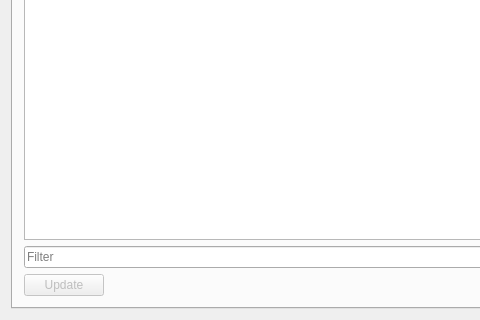
First picture: the form in qt-pods/mainwindow.ui, repository qt-pods/qt-pods, before the edit; both pictures show x 0 to 480 and y 280 to 600 of the 723 by 600 pixel window.
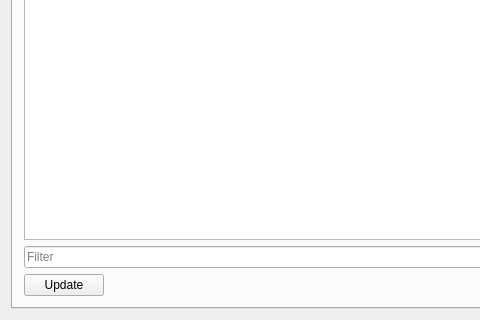
Second picture: the form after the edit. Icons and pictures are not drawn.

Commit message: Generating pods.pri.

What changed in the file:
```diff
--- a/qt-pods/mainwindow.ui
+++ b/qt-pods/mainwindow.ui
@@ -153,7 +153,7 @@
           <item>
            <widget class="QPushButton" name="pushButtonUpdateLocalPods">
             <property name="enabled">
-             <bool>false</bool>
+             <bool>true</bool>
             </property>
             <property name="text">
              <string>Update</string>
```
The commit also changes 2 other files.
